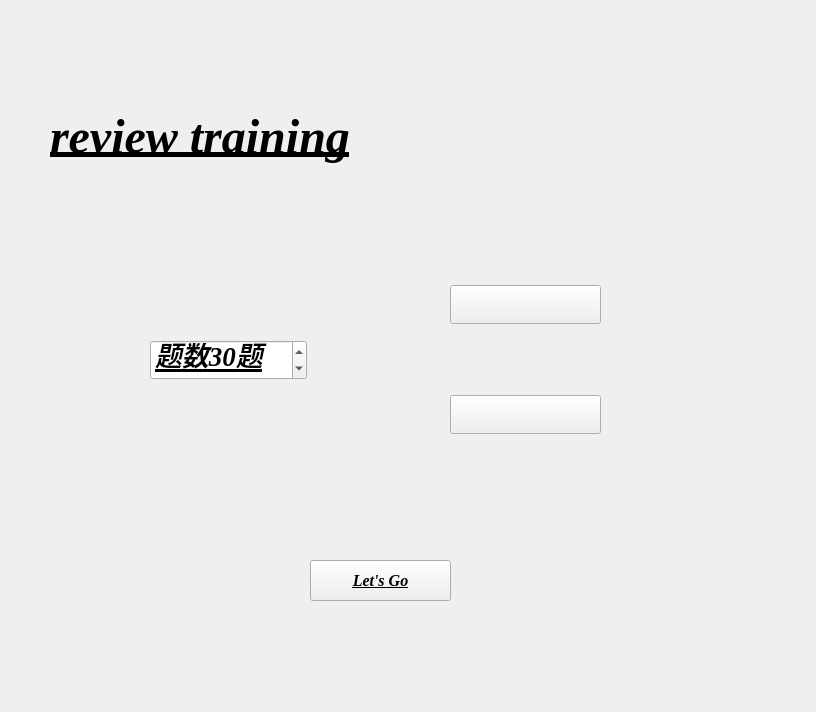
First picture: the form in client/start_review.ui, repository Zhaoyi-Tian/VocabSlayer_update, before the edit.
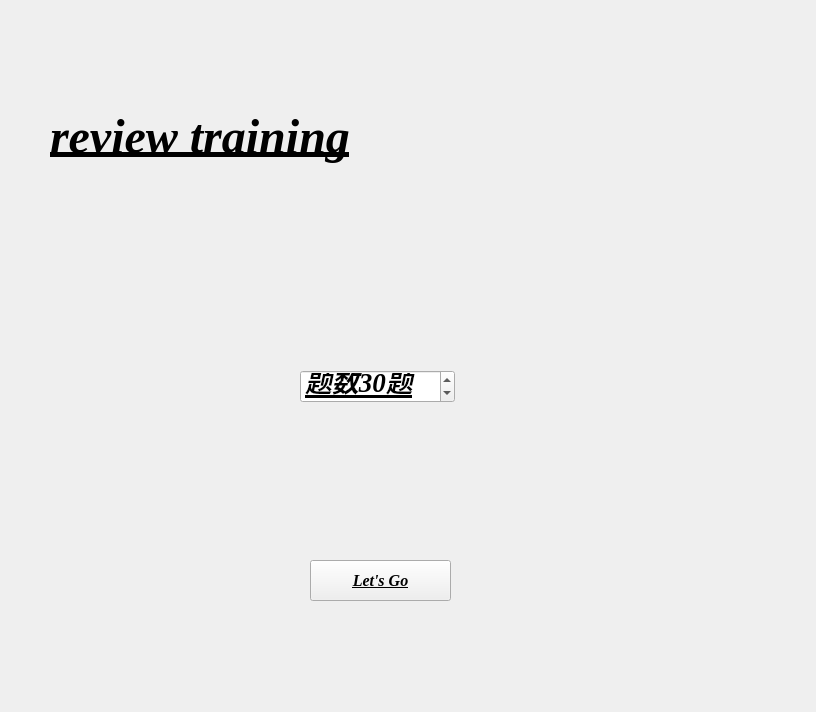
Second picture: the form after the edit. Icons and pictures are not drawn. Custom widgets are drawn as their Qt base class.

```diff
--- a/client/start_review.ui
+++ b/client/start_review.ui
@@ -82,56 +82,27 @@
     </size>
    </property>
   </widget>
-  <widget class="QWidget" name="layoutWidget">
+  <widget class="SpinBox" name="SpinBox">
    <property name="geometry">
     <rect>
-     <x>150</x>
-     <y>220</y>
-     <width>157</width>
-     <height>281</height>
+     <x>300</x>
+     <y>370</y>
+     <width>155</width>
+     <height>33</height>
     </rect>
    </property>
-   <layout class="QVBoxLayout" name="verticalLayout">
-    <item>
-     <widget class="SpinBox" name="SpinBox">
-      <property name="suffix">
-       <string>题</string>
-      </property>
-      <property name="prefix">
-       <string>题数</string>
-      </property>
-      <property name="value">
-       <number>30</number>
-      </property>
-     </widget>
-    </item>
-   </layout>
-  </widget>
-  <widget class="QWidget" name="layoutWidget">
-   <property name="geometry">
-    <rect>
-     <x>450</x>
-     <y>220</y>
-     <width>151</width>
-     <height>281</height>
-    </rect>
+   <property name="suffix">
+    <string>题</string>
    </property>
-   <layout class="QVBoxLayout" name="verticalLayout_2">
-    <item>
-     <widget class="ComboBox" name="ComboBox_3"/>
-    </item>
-    <item>
-     <widget class="ComboBox" name="ComboBox_4"/>
-    </item>
-   </layout>
+   <property name="prefix">
+    <string>题数</string>
+   </property>
+   <property name="value">
+    <number>30</number>
+   </property>
   </widget>
  </widget>
  <customwidgets>
-  <customwidget>
-   <class>ComboBox</class>
-   <extends>QPushButton</extends>
-   <header>qfluentwidgets</header>
-  </customwidget>
   <customwidget>
    <class>PushButton</class>
    <extends>QPushButton</extends>
```
